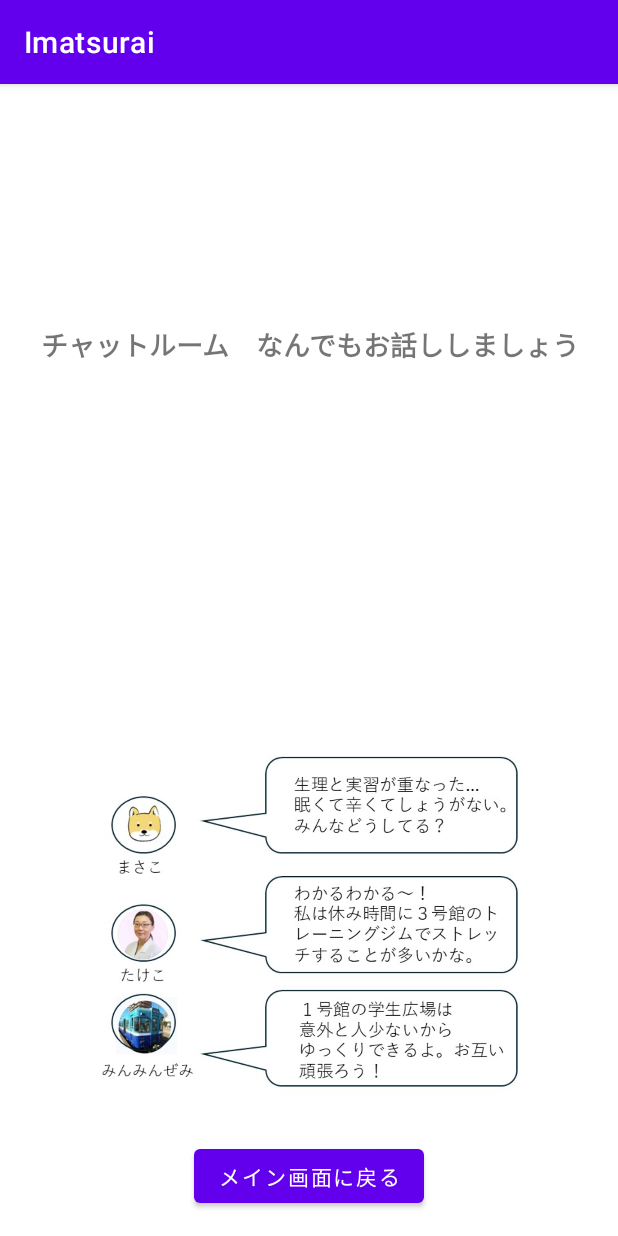
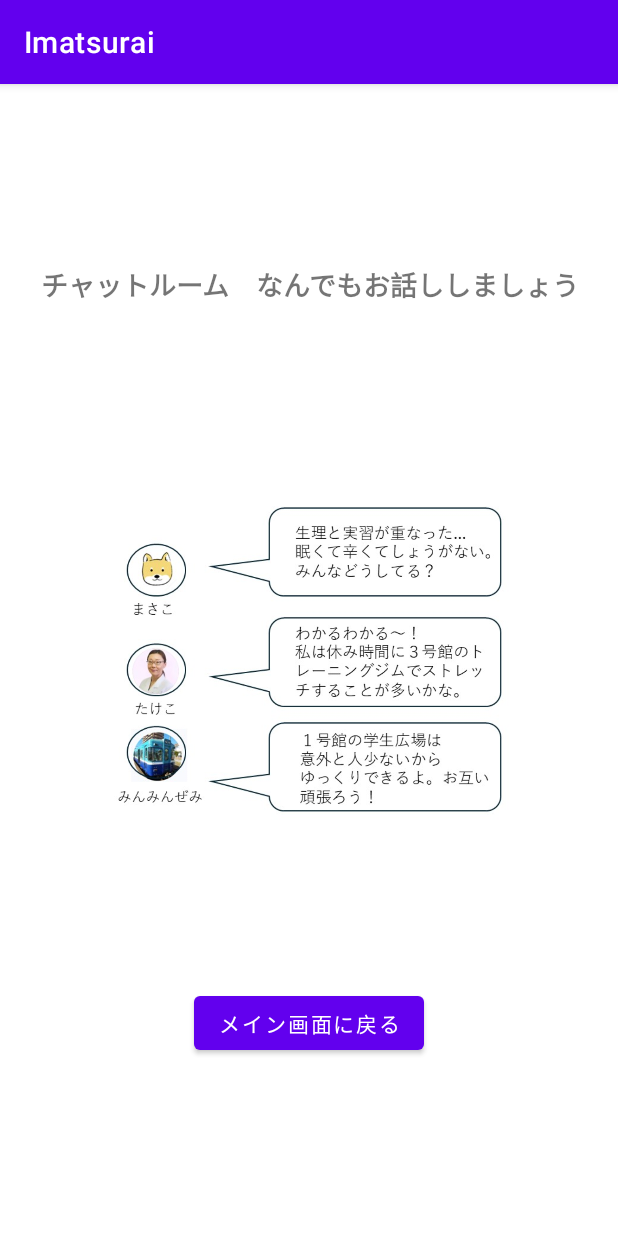
Before and after one commit to ayatakeishi/Imatsurai, an Android app: the ChatActivity screen opened directly, with no data from a screen before it, on a phone screen of 412 x 824 dp. Run offline under Robolectric (Android 15) with nearby library versions, the phone set to English and light mode, and no system bars.

Commit message:
解決法「対活」のkotlinとxmlのコードを若干変えた、が、殆ど同じ。

```diff
--- a/app/src/main/res/layout/activity_chat.xml
+++ b/app/src/main/res/layout/activity_chat.xml
@@ -10,7 +10,7 @@
         android:id="@+id/chatRoomTextView"
         android:layout_width="wrap_content"
         android:layout_height="wrap_content"
-        android:layout_marginTop="160dp"
+        android:layout_marginTop="120dp"
         android:gravity="center"
         android:text="チャットルーム　なんでもお話ししましょう"
         android:textSize="18sp"
@@ -22,23 +22,28 @@
     <!-- 画像を表示するImageView -->
     <ImageView
         android:id="@+id/myImageView"
-        android:layout_width="wrap_content"
-        android:layout_height="wrap_content"
+        android:layout_width="0dp"
+        android:layout_height="420dp"
+        android:layout_marginStart="16dp"
+        android:layout_marginTop="16dp"
+        android:layout_marginEnd="16dp"
+        android:contentDescription="自作のチャット画像"
+        android:scaleType="fitCenter"
         android:src="@drawable/chatt_hinagata"
-        app:layout_constraintTop_toBottomOf="@id/chatRoomTextView"
+        app:layout_constraintEnd_toEndOf="parent"
         app:layout_constraintStart_toStartOf="parent"
-        app:layout_constraintEnd_toEndOf="parent"
-        android:contentDescription="自作のチャット画像" />
+        app:layout_constraintTop_toBottomOf="@id/chatRoomTextView" />
 
     <!-- メイン画面に戻るボタンを画面の一番下に配置 -->
     <Button
         android:id="@+id/backToMainButton"
         android:layout_width="wrap_content"
         android:layout_height="wrap_content"
+        android:layout_marginBottom="100dp"
         android:text="メイン画面に戻る"
         app:layout_constraintBottom_toBottomOf="parent"
+        app:layout_constraintEnd_toEndOf="parent"
         app:layout_constraintStart_toStartOf="parent"
-        app:layout_constraintEnd_toEndOf="parent"
-        android:layout_marginBottom="16dp"/>
+        app:layout_constraintTop_toBottomOf="@+id/myImageView" />
 
 </androidx.constraintlayout.widget.ConstraintLayout>
```
Also changed, not shown: app/src/main/java/jp/techacademy/aya/takeishi/imatsurai/ResolutionTearsActivity.kt (+18 -10 lines), app/src/main/res/layout/activity_resolution_tears.xml (+6 -2 lines).
